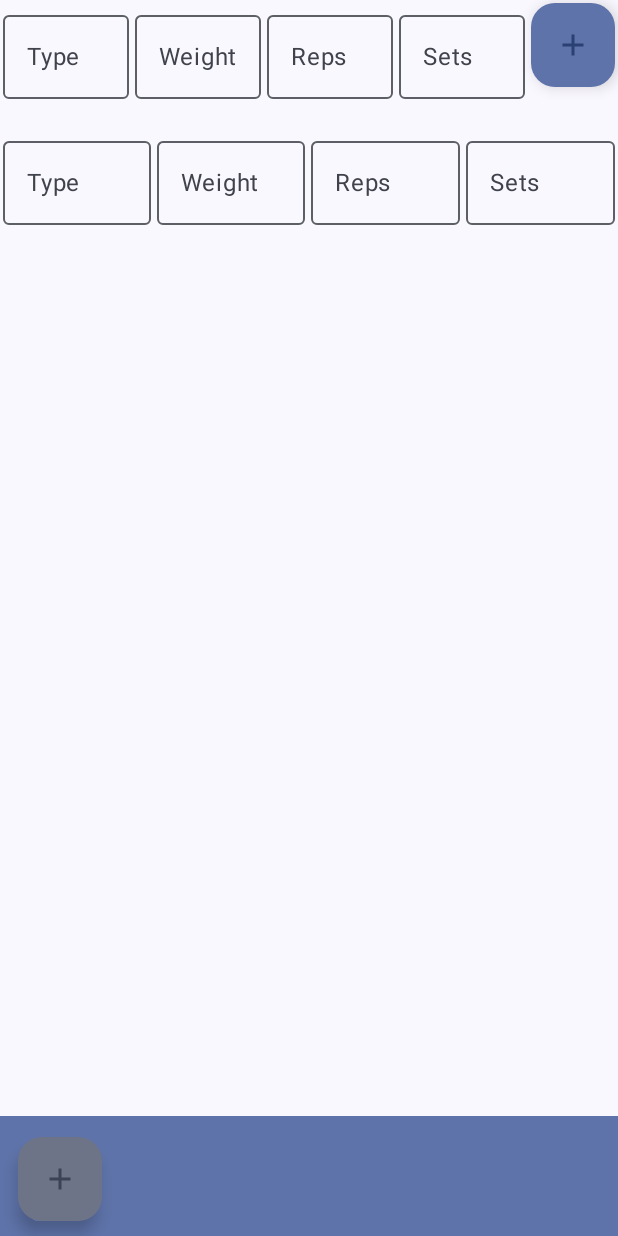
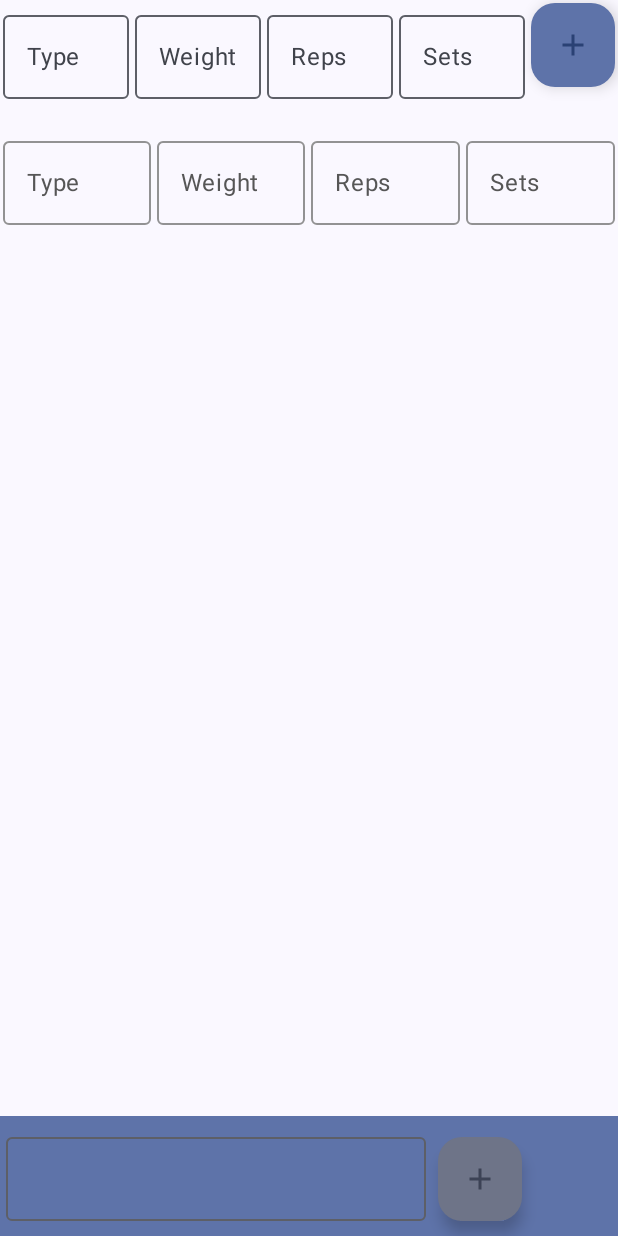
Before and after one commit to reve-not22/WorkoutApp, an Android app built with Jetpack Compose: the AddWorkoutScreen screen opened through its navigation route, after a tap on "add", on a phone screen of 412 x 824 dp. Run offline under Robolectric (Android 15) with nearby library versions, the phone set to English and light mode, and no system bars.

Commit message:
Added functionality for adding workouts and started working on the begin workout process

```diff
--- a/app/src/main/java/com/example/workoutapp/AddWorkout.kt
+++ b/app/src/main/java/com/example/workoutapp/AddWorkout.kt
@@ -11,6 +11,9 @@ import androidx.compose.foundation.layout.fillMaxSize
 import androidx.compose.foundation.layout.fillMaxWidth
 import androidx.compose.foundation.layout.padding
 import androidx.compose.foundation.lazy.LazyColumn
+import androidx.compose.foundation.text.input.TextFieldLineLimits
+import androidx.compose.foundation.text.input.rememberTextFieldState
+import androidx.compose.foundation.text.input.setTextAndSelectAll
 import androidx.compose.material3.BottomAppBar
 import androidx.compose.material3.ExperimentalMaterial3Api
 import androidx.compose.material3.Icon
@@ -18,10 +21,12 @@ import androidx.compose.material.icons.Icons
 import androidx.compose.material.icons.filled.Delete
 import androidx.compose.material3.MaterialTheme
 import androidx.compose.material3.OutlinedTextField
+import androidx.compose.material3.OutlinedTextFieldDefaults
 import androidx.compose.material3.Scaffold
 import androidx.compose.material3.SwipeToDismissBox
 import androidx.compose.material3.SwipeToDismissBoxValue
 import androidx.compose.material3.Text
+import androidx.compose.material3.TextFieldDefaults
 import androidx.compose.material3.rememberSwipeToDismissBoxState
 import androidx.compose.runtime.Composable
 import androidx.compose.runtime.getValue
@@ -50,9 +55,16 @@ fun AddWorkoutScreen(navController: NavController) {
                 containerColor = MaterialTheme.colorScheme.primaryContainer,
                 contentColor = MaterialTheme.colorScheme.primary,
             ) {
+                val state = rememberTextFieldState("")
+                OutlinedTextField(
+                    state = state,
+                    lineLimits = TextFieldLineLimits.SingleLine
+                )
+
                 AddPlusButton(
                     onClick = {
-                        //complete the workout construction process
+                        GlobalVars.workoutList.add(Workout(exerciseList, state.text as String))
+                        navController.navigate("home")
                     },
                     modifier = Modifier
                         .padding(8.dp),
@@ -151,10 +163,10 @@ fun AddExerciseWidget(onAdd: (Exercise) -> Unit, modifier: Modifier = Modifier)
         modifier = modifier
             .fillMaxWidth()
     ) {
-        ExerciseField("Type", type, {type = it}, Modifier.weight(1f))
-        ExerciseField("Weight", weight, {weight = it}, Modifier.weight(1f))
-        ExerciseField("Reps", reps, {reps = it}, Modifier.weight(1f))
-        ExerciseField("Sets", sets, {sets = it}, Modifier.weight(1f))
+        ExerciseField("Type", type, {type = it}, true, Modifier.weight(1f))
+        ExerciseField("Weight", weight, {weight = it}, true, Modifier.weight(1f))
+        ExerciseField("Reps", reps, {reps = it}, true, Modifier.weight(1f))
+        ExerciseField("Sets", sets, {sets = it}, true, Modifier.weight(1f))
 
         AddPlusButton(
             onClick = {
@@ -180,10 +192,11 @@ fun ExerciseWidget(exercise: Exercise, modifier: Modifier = Modifier)
         modifier = modifier
             .fillMaxWidth()
     ) {
-        ExerciseField("Type", exercise.type, {exercise.type = it}, Modifier.weight(1f))
-        ExerciseField("Weight", exercise.weight, {exercise.weight = it}, Modifier.weight(1f))
-        ExerciseField("Reps", exercise.reps, {exercise.reps = it}, Modifier.weight(1f))
-        ExerciseField("Sets", exercise.sets, {exercise.sets = it}, Modifier.weight(1f))
+        println(exercise.type)
+        ExerciseField("Type", exercise.type, {exercise.type = it}, false, Modifier.weight(1f))
+        ExerciseField("Weight", exercise.weight, {exercise.weight = it}, false, Modifier.weight(1f))
+        ExerciseField("Reps", exercise.reps, {exercise.reps = it}, false, Modifier.weight(1f))
+        ExerciseField("Sets", exercise.sets, {exercise.sets = it}, false, Modifier.weight(1f))
     }
 }
 
@@ -192,14 +205,24 @@ fun ExerciseField(
     label: String,
     value: String,
     onValueChange: (String) -> Unit,
+    enabled: Boolean,
     modifier: Modifier = Modifier
 )
 {
     OutlinedTextField(
+        enabled = enabled,
         value = value,
         onValueChange = onValueChange,
         label = { Text(label) },
         modifier = modifier
-            .padding(2.dp)
+            .padding(2.dp),
+        colors = OutlinedTextFieldDefaults.colors(
+            disabledTextColor = Color.Gray.copy(alpha = .9f),
+            disabledBorderColor = Color.Gray.copy(alpha = .9f),
+            disabledLabelColor = Color.DarkGray.copy(alpha = .9f),
+            disabledLeadingIconColor = Color.Black.copy(alpha = .9f),
+            disabledTrailingIconColor = Color.Black.copy(alpha = .9f),
+            disabledPlaceholderColor = Color.Gray.copy(alpha = .9f)
+        )
     )
 }
--- a/app/src/main/java/com/example/workoutapp/MainActivity.kt
+++ b/app/src/main/java/com/example/workoutapp/MainActivity.kt
@@ -15,9 +15,12 @@ import androidx.compose.runtime.remember
 import androidx.compose.runtime.setValue
 import androidx.compose.ui.Modifier
 import androidx.compose.ui.graphics.Color
+import androidx.navigation.NavArgumentBuilder
+import androidx.navigation.NavType
 import androidx.navigation.compose.NavHost
 import androidx.navigation.compose.composable
 import androidx.navigation.compose.rememberNavController
+import androidx.navigation.navArgument
 import com.example.workoutapp.ui.theme.WorkoutAppTheme
 
 class MainActivity : ComponentActivity() {
@@ -31,6 +34,15 @@ class MainActivity : ComponentActivity() {
                     composable("login") { LoginScreen(navController) }
                     composable("home") { HomeScreen(navController) }
                     composable("workout_add") { AddWorkoutScreen(navController) }
+                    composable("workout_start/{workoutId}",
+                        arguments = listOf(
+                            navArgument("workoutId") {type = NavType.IntType}
+                        )
+                        ) {
+                            backStackEntry ->
+                            val workoutId = backStackEntry.arguments?.getInt("workoutId") ?: -1
+                            WorkoutScreen(navController, GlobalVars.workoutList.get(workoutId));
+                        }
                 }
             }
         }
@@ -38,8 +50,10 @@ class MainActivity : ComponentActivity() {
 }
 
 object GlobalVars {
-    val workoutList = mutableListOf<String>()
+    val workoutList = mutableListOf<Workout>()
 }
+
+
 
 @Composable
 fun AddPlusButton(
```
Also changed, not shown: app/src/main/java/com/example/workoutapp/Home.kt (+20 -7 lines), app/src/main/java/com/example/workoutapp/Workout.kt (added, +10 -0 lines), app/src/main/java/com/example/workoutapp/WorkoutScreen.kt (added, +132 -0 lines).
